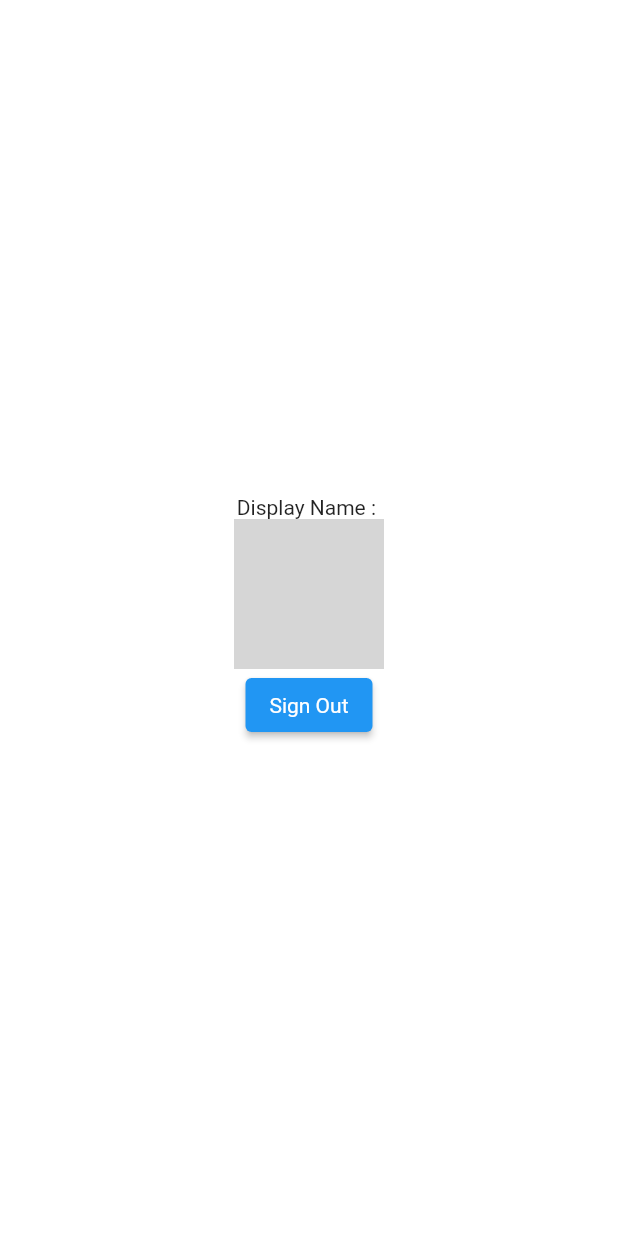
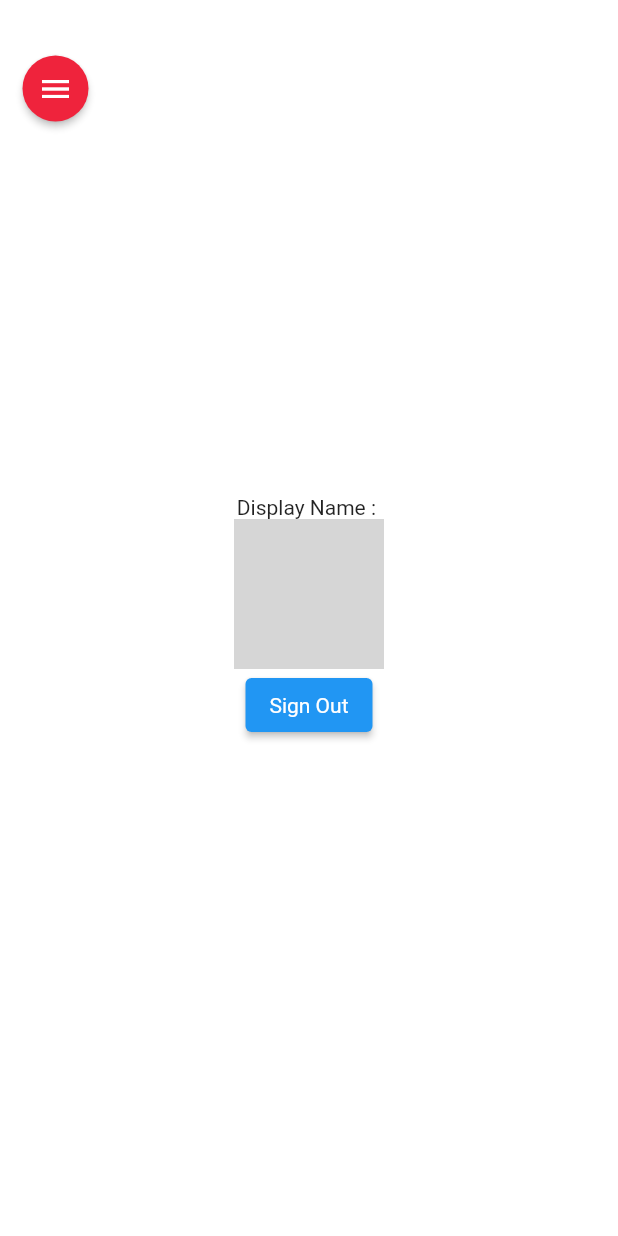
Before and after one commit to Shreyam-Saha/Fast-Aid, a Flutter app: the ProfilePage screen opened directly, on a phone screen of 412 x 824 dp. Run offline on Flutter 3.47's test engine with Material 2 defaults, Android fonts, the phone set to English and light mode, and no system bars; our stand-ins replace firebase_auth, firebase_core, font_awesome_flutter, geolocator, google_maps_flutter, google_sign_in; missing offline and left inert: sk_onboarding_screen; accounts and stored records are empty; grey boxes are pictures that could not be loaded.

Commit message:
Added - > User location module >drawer button added

```diff
--- a/lib/constants/Style-Constants.dart
+++ b/lib/constants/Style-Constants.dart
@@ -10,7 +10,17 @@ ButtonStyle kButtonStyle = ButtonStyle(
     RoundedRectangleBorder(borderRadius: BorderRadius.circular(20.0)),
   ),
 );
-
+ButtonStyle kDrawerButtonStyle = ButtonStyle(
+  shape: MaterialStateProperty.all(CircleBorder()),
+  padding: MaterialStateProperty.all(EdgeInsets.all(10)),
+  backgroundColor: MaterialStateProperty.all(kImperialRed), // <-- Button color
+  overlayColor: MaterialStateProperty.resolveWith<Color>((states) {
+    if (states.contains(MaterialState.pressed))
+      return Colors.red.shade200;
+    else
+      return Colors.red.shade200; // <-- Splash color
+  }),
+);
 ButtonStyle kGoogleSignUpButtonStyle = ButtonStyle(
   padding: MaterialStateProperty.all(EdgeInsets.all(15)),
   backgroundColor: MaterialStateProperty.all(Colors.white),
--- a/lib/pages/Profile-Page.dart
+++ b/lib/pages/Profile-Page.dart
@@ -1,4 +1,5 @@
 import 'dart:async';
+import 'package:fast_aid/constants/Style-Constants.dart';
 import 'package:fast_aid/custom-widgets/Custom-Drawer.dart';
 import 'package:fast_aid/utils/authentication/google-sign-in.dart';
 import 'package:firebase_auth/firebase_auth.dart';
@@ -12,6 +13,7 @@ class ProfilePage extends StatefulWidget {
 }
 
 class _ProfilePageState extends State<ProfilePage> {
+  final GlobalKey<ScaffoldState> _scaffoldKey = new GlobalKey<ScaffoldState>();
   StreamSubscription<User> loginStateSubscription;
   @override
   void initState() {
@@ -35,9 +37,11 @@ class _ProfilePageState extends State<ProfilePage> {
     final googleAuth = Provider.of<GoogleAuth>(context);
     final currentUser = FirebaseAuth.instance.currentUser;
     return Scaffold(
+      key: _scaffoldKey,
       drawer: CustomDrawer(),
       backgroundColor: Colors.white,
-      body: Center(
+      body: Stack(children: [
+        Center(
           child: Column(
             mainAxisAlignment: MainAxisAlignment.center,
             children: [
@@ -60,6 +64,16 @@ class _ProfilePageState extends State<ProfilePage> {
             ],
           ),
         ),
+        Container(
+          margin: EdgeInsets.fromLTRB(5, 35, 0, 0),
+          child: ElevatedButton(
+              onPressed: () {
+                _scaffoldKey.currentState.openDrawer();
+              },
+              child: Icon(Icons.menu),
+              style: kDrawerButtonStyle),
+        ),
+      ]),
     );
   }
 }
--- a/pubspec.yaml
+++ b/pubspec.yaml
@@ -35,6 +35,7 @@ dependencies:
   font_awesome_flutter: ^9.0.0
   sk_onboarding_screen: ^1.0.1
   google_maps_flutter: ^2.0.6
+  geolocator: ^7.2.0+1
 
 dev_dependencies:
   flutter_test:
```
Also changed, not shown: lib/pages/Home-Page.dart (+45 -6 lines), lib/pages/Ride-History.dart (+15 -1 lines), pubspec.lock, 2 other files. Lines whose indentation alone changed are shown as unchanged.
